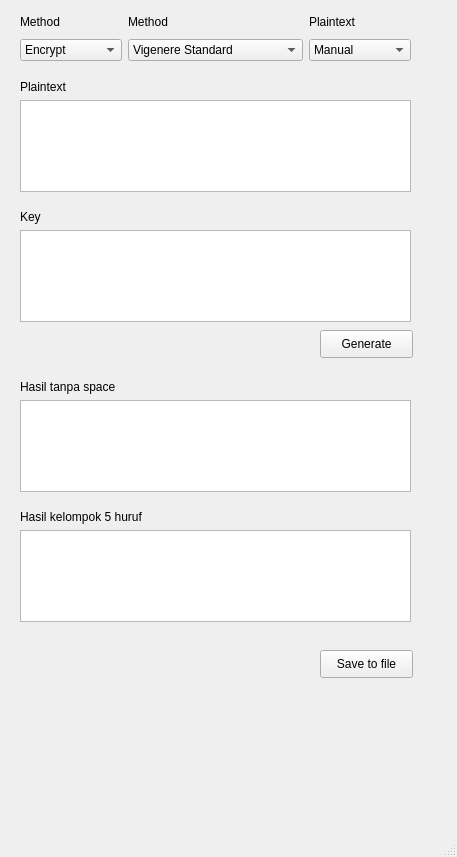
Before: the Qt Designer form uiciper.ui in natsilaban/Tucil-I-Kriptokoding, drawn with Qt 5.
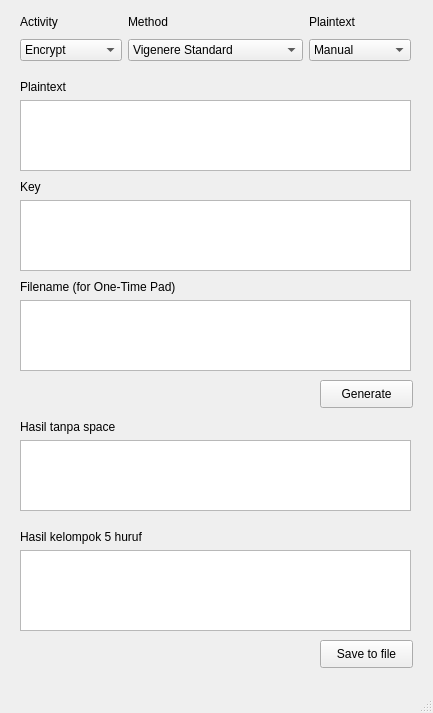
After: the same form once the commit is applied.

Commit message: gui progress - tinggal extended vigenere and input file text

```diff
--- a/uiciper.ui
+++ b/uiciper.ui
@@ -6,8 +6,8 @@
    <rect>
     <x>0</x>
     <y>0</y>
-    <width>457</width>
-    <height>857</height>
+    <width>433</width>
+    <height>713</height>
    </rect>
   </property>
   <property name="windowTitle">
@@ -18,7 +18,7 @@
     <property name="geometry">
      <rect>
       <x>320</x>
-      <y>330</y>
+      <y>380</y>
       <width>93</width>
       <height>28</height>
      </rect>
@@ -31,7 +31,7 @@
     <property name="geometry">
      <rect>
       <x>320</x>
-      <y>650</y>
+      <y>640</y>
       <width>93</width>
       <height>28</height>
      </rect>
@@ -44,9 +44,9 @@
     <property name="geometry">
      <rect>
       <x>20</x>
-      <y>210</y>
+      <y>180</y>
       <width>391</width>
-      <height>112</height>
+      <height>91</height>
      </rect>
     </property>
     <layout class="QGridLayout" name="gridLayout_2">
@@ -76,7 +76,7 @@
       <x>20</x>
       <y>80</y>
       <width>391</width>
-      <height>112</height>
+      <height>91</height>
      </rect>
     </property>
     <layout class="QGridLayout" name="gridLayout_6">
@@ -165,7 +165,7 @@
      <item row="0" column="0">
       <widget class="QLabel" name="labelMethod2">
        <property name="text">
-        <string>Method</string>
+        <string>Activity</string>
        </property>
       </widget>
      </item>
@@ -189,9 +189,9 @@
     <property name="geometry">
      <rect>
       <x>20</x>
-      <y>510</y>
+      <y>530</y>
       <width>391</width>
-      <height>112</height>
+      <height>101</height>
      </rect>
     </property>
     <layout class="QGridLayout" name="gridLayout_7">
@@ -219,9 +219,9 @@
     <property name="geometry">
      <rect>
       <x>20</x>
-      <y>380</y>
+      <y>420</y>
       <width>391</width>
-      <height>112</height>
+      <height>91</height>
      </rect>
     </property>
     <layout class="QGridLayout" name="gridLayout_8">
@@ -245,6 +245,36 @@
      </item>
     </layout>
    </widget>
+   <widget class="QWidget" name="">
+    <property name="geometry">
+     <rect>
+      <x>20</x>
+      <y>280</y>
+      <width>391</width>
+      <height>91</height>
+     </rect>
+    </property>
+    <layout class="QGridLayout" name="gridLayout">
+     <item row="0" column="0">
+      <widget class="QLabel" name="labelKey_2">
+       <property name="text">
+        <string>Filename (for One-Time Pad)</string>
+       </property>
+      </widget>
+     </item>
+     <item row="1" column="0">
+      <widget class="QTextEdit" name="textEditFilename">
+       <property name="html">
+        <string>&lt;!DOCTYPE HTML PUBLIC &quot;-//W3C//DTD HTML 4.0//EN&quot; &quot;http://www.w3.org/TR/REC-html40/strict.dtd&quot;&gt;
+&lt;html&gt;&lt;head&gt;&lt;meta name=&quot;qrichtext&quot; content=&quot;1&quot; /&gt;&lt;style type=&quot;text/css&quot;&gt;
+p, li { white-space: pre-wrap; }
+&lt;/style&gt;&lt;/head&gt;&lt;body style=&quot; font-family:'MS Shell Dlg 2'; font-size:7.8pt; font-weight:400; font-style:normal;&quot;&gt;
+&lt;p style=&quot;-qt-paragraph-type:empty; margin-top:0px; margin-bottom:0px; margin-left:0px; margin-right:0px; -qt-block-indent:0; text-indent:0px;&quot;&gt;&lt;br /&gt;&lt;/p&gt;&lt;/body&gt;&lt;/html&gt;</string>
+       </property>
+      </widget>
+     </item>
+    </layout>
+   </widget>
   </widget>
   <widget class="QMenuBar" name="menubar">
    <property name="geometry">
```
Left out of the diff: 2 changed lines with no effect on the pictures. The commit also changes 7 other files.
